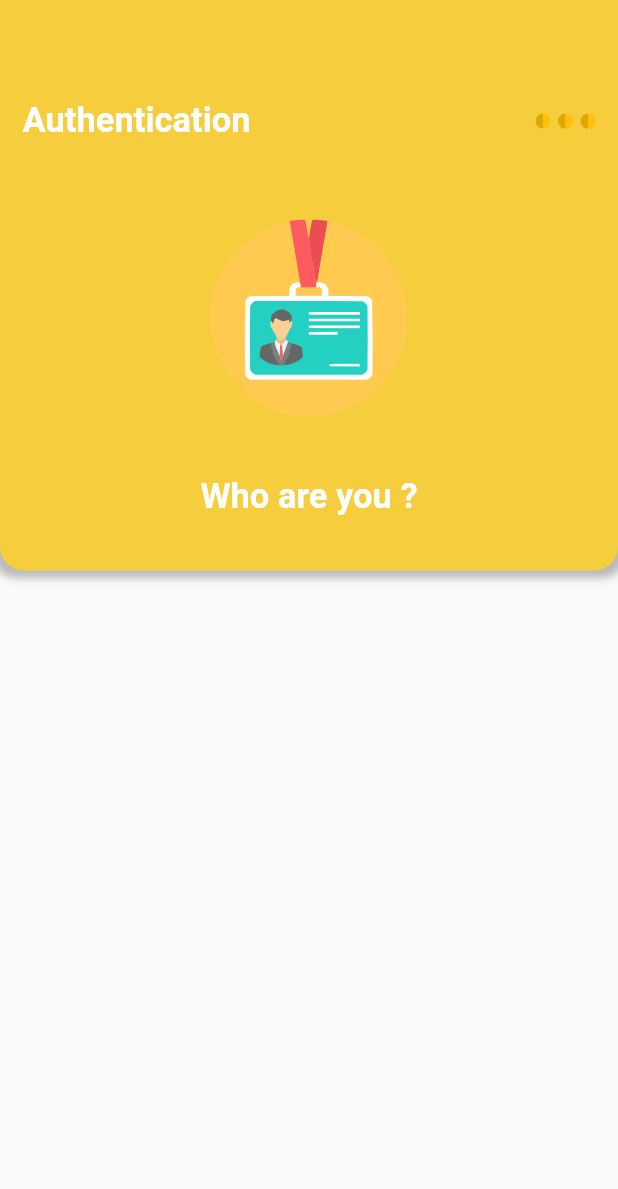
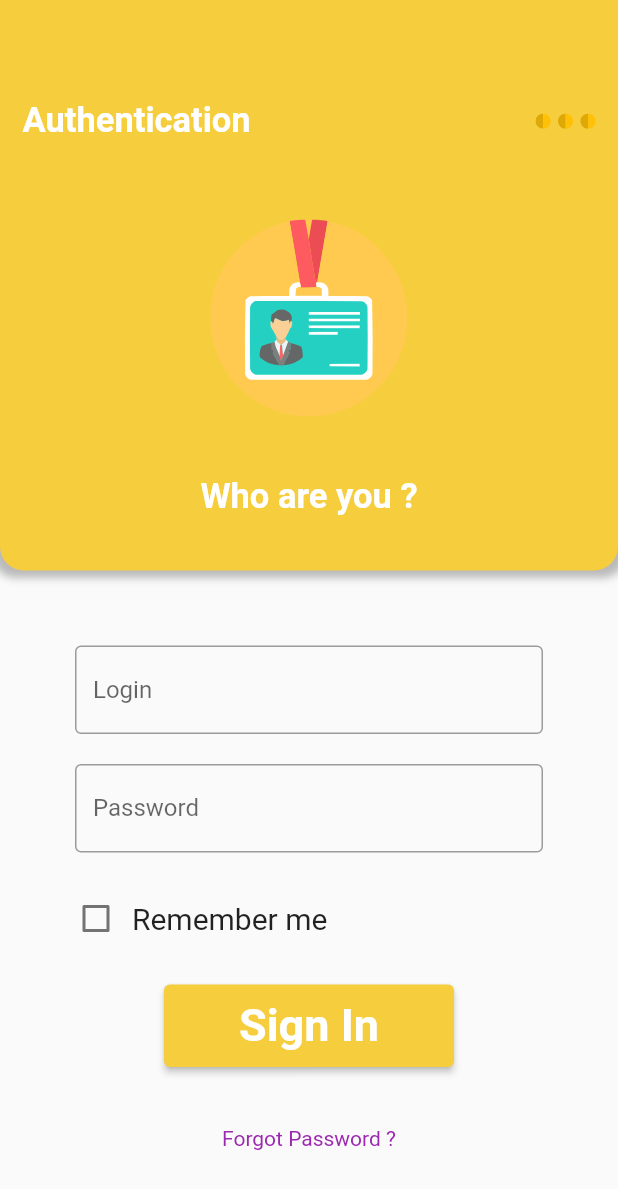
Before and after one commit to XPEHO/YAKI, a Flutter app: the screen it shows after launch, on a phone screen of 412 x 824 dp. Shown: the top 1189 px of the screen. Run offline on Flutter 3.47's test engine with Material 2 defaults, Android fonts, the phone set to English and light mode, and no system bars; our stand-ins replace easy_localization, flutter_svg, go_router.

Commit message:
feat(Authentication): make athentication design

```diff
--- a/yaki_mobile/assets/translations/en.json
+++ b/yaki_mobile/assets/translations/en.json
@@ -1,4 +1,11 @@
 {
   "headerTitle" : "Authentication",
-  "headerHint" : "Who are you ?"
+  "headerHint" : "Who are you ?",
+  "inputLogin" : "Login",
+  "hintLogin" : "Enter your login",
+  "inputPassword" : "Password",
+  "hintPassword" : "Enter your password",
+  "rememberMe" : "Remember me",
+  "signIn" : "Sign In",
+  "forgotPassword" : "Forgot Password ?"
 }
--- a/yaki_mobile/assets/translations/fr.json
+++ b/yaki_mobile/assets/translations/fr.json
@@ -1,4 +1,11 @@
 {
   "headerTitle" : "Authentification",
-  "headerHint" : "Qui êtes vous ?"
+  "headerHint" : "Qui êtes vous ?",
+  "inputLogin" : "Identifiant",
+  "hintLogin" : "Entrez votre identifiant",
+  "inputPassword" : "Mot de passe",
+  "hintPassword" : "Entrez votre mot de passe",
+  "rememberMe" : "Se souvenir de moi",
+  "SignIn" : "Se connecter",
+  "forgotPassword" : "Mot de passe oublié ?"
 }
--- a/yaki_mobile/lib/Authentification.dart
+++ b/yaki_mobile/lib/Authentification.dart
@@ -1,5 +1,8 @@
 import 'package:flutter/material.dart';
+import 'package:yaki/presentation/ui/shared/views/ButtonApp.dart';
+import 'package:yaki/presentation/ui/shared/views/InputApp.dart';
 import 'presentation/ui/shared/views/Header.dart';
+
 import 'package:easy_localization/easy_localization.dart';
 
 class Authentification extends StatelessWidget {
@@ -22,10 +25,62 @@ class Authentification extends StatelessWidget {
                   ),
                   Expanded(
                       flex: 7,
-                      child: Container(),
+                      child: Form(
+                          child: Column(
+                            children: <Widget>[
+                              Padding(
+                                padding: const EdgeInsets.only(top: 50, right: 50, left: 50),
+                                child: InputApp(
+                                  inputText: tr('inputLogin'),
+                                  inputHint: tr('hintLogin'),
+                                  password: false,
+                                ),
+                              ),
+                              Padding(
+                                padding: const EdgeInsets.only(top: 20, right: 50, left: 50),
+                                child: InputApp(
+                                  inputText: tr('inputPassword'),
+                                  inputHint: tr('hintPassword'),
+                                  password: true,
+                                ),
+                              ),
+                              Padding(
+                                padding: const EdgeInsets.only(left : 40, top: 20),
+                                child: Row(
+                                  children: [
+                                    Checkbox(
+                                        value: false,
+                                        onChanged: (bool? value) {},
+                                    ),
+                                    Text(
+                                      tr('rememberMe'),
+                                      style: const TextStyle(
+                                        fontSize: 20,
+                                      ),
+                                    ),
+                                  ],
+                                ),
+                              ),
+                              Padding(
+                                padding: const EdgeInsets.only(top : 20),
+                                child: ButtonApp(textButton: tr('signIn'),),
+                              ),
+                              Padding(
+                                padding: const EdgeInsets.only(top: 40),
+                                child: Text(
+                                  tr('forgotPassword'),
+                                  style: const TextStyle(
+                                    color: Colors.purple,
+                                  ),
+                                ),
+                              )
+                            ],
+                          ),
+                      ),
                   ),
                 ],
               ),
           );
       }
+
 }
--- a/yaki_mobile/lib/app.dart
+++ b/yaki_mobile/lib/app.dart
@@ -1,5 +1,8 @@
 import 'package:easy_localization/easy_localization.dart';
 import 'package:flutter/material.dart';
+import 'package:flutter/material.dart';
+import 'package:go_router/go_router.dart';
+
 import 'appRouter.dart';
 
 class MyApp extends StatelessWidget {
--- /dev/null
+++ b/yaki_mobile/lib/presentation/ui/shared/views/ButtonApp.dart
@@ -0,0 +1,45 @@
+import 'package:flutter/material.dart';
+import '../../../styles/HeaderTextStyle.dart';
+
+class ButtonApp extends StatefulWidget {
+
+  final String textButton;
+
+  const ButtonApp(
+      {
+        super.key,
+        required this.textButton,
+      }
+      );
+
+  @override
+  State<ButtonApp> createState() => _ButtonAppState();
+
+}
+
+class _ButtonAppState extends State<ButtonApp> {
+
+
+  @override
+  Widget build(BuildContext context) {
+    return ElevatedButton(
+      style:ElevatedButton.styleFrom(
+        backgroundColor: HeaderColor.yellowApp,
+        textStyle: const TextStyle(
+          color: Colors.black,
+          fontSize: 30,
+          fontWeight: FontWeight.w600,
+        ),
+        padding: const EdgeInsets.only(
+          top: 10,
+          bottom: 10,
+          right: 50,
+          left: 50,
+        ),
+      ),
+      onPressed: () {},
+      child: Text(widget.textButton),
+    );
+  }
+
+}
--- a/yaki_mobile/lib/presentation/ui/shared/views/Header.dart
+++ b/yaki_mobile/lib/presentation/ui/shared/views/Header.dart
@@ -81,8 +81,7 @@ class CircleAvatarSVG extends StatelessWidget {
   final String iconPath;
   final double radius;
 
-  const CircleAvatarSVG(
-      {super.key, required this.iconPath, required this.radius,});
+  const CircleAvatarSVG({super.key, required this.iconPath, required this.radius});
 
   @override
   Widget build(BuildContext context) {
--- /dev/null
+++ b/yaki_mobile/lib/presentation/ui/shared/views/InputApp.dart
@@ -0,0 +1,47 @@
+import 'package:flutter/material.dart';
+
+class InputApp extends StatefulWidget {
+
+
+  final String inputText;
+  final String inputHint;
+  final bool password;
+
+  /// Generic input component with 3 args : <br>
+  /// inputText (String): text in the input
+  /// inputHint (String) : text who appear when input is empty
+  /// password (boolean) : makes dots instead of text
+  const InputApp(
+      {
+        super.key,
+        required this.inputText,
+        required this.inputHint,
+        required this.password
+      }
+      );
+
+  @override
+  State<InputApp> createState() => _InputAppState();
+
+}
+
+class _InputAppState extends State<InputApp> {
+
+  @override
+  Widget build(BuildContext context) {
+    return TextFormField(
+      obscureText: widget.password,
+      decoration: InputDecoration(
+        hintText: widget.inputText,
+        border: const OutlineInputBorder(),
+      ),
+      validator: (String? value) {
+        if (value == null || value.isEmpty) {
+          return widget.inputHint;
+        }
+        return null;
+      },
+    );
+  }
+
+}
```
Also changed, not shown: yaki_mobile/pubspec.lock, 1 other file.
